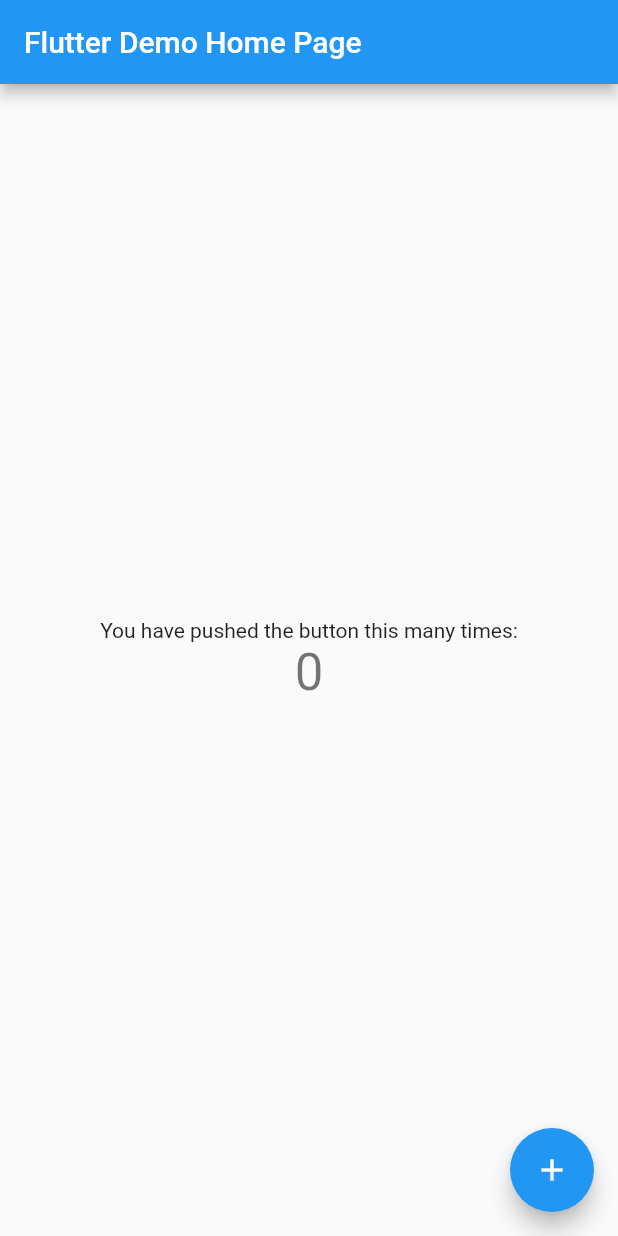
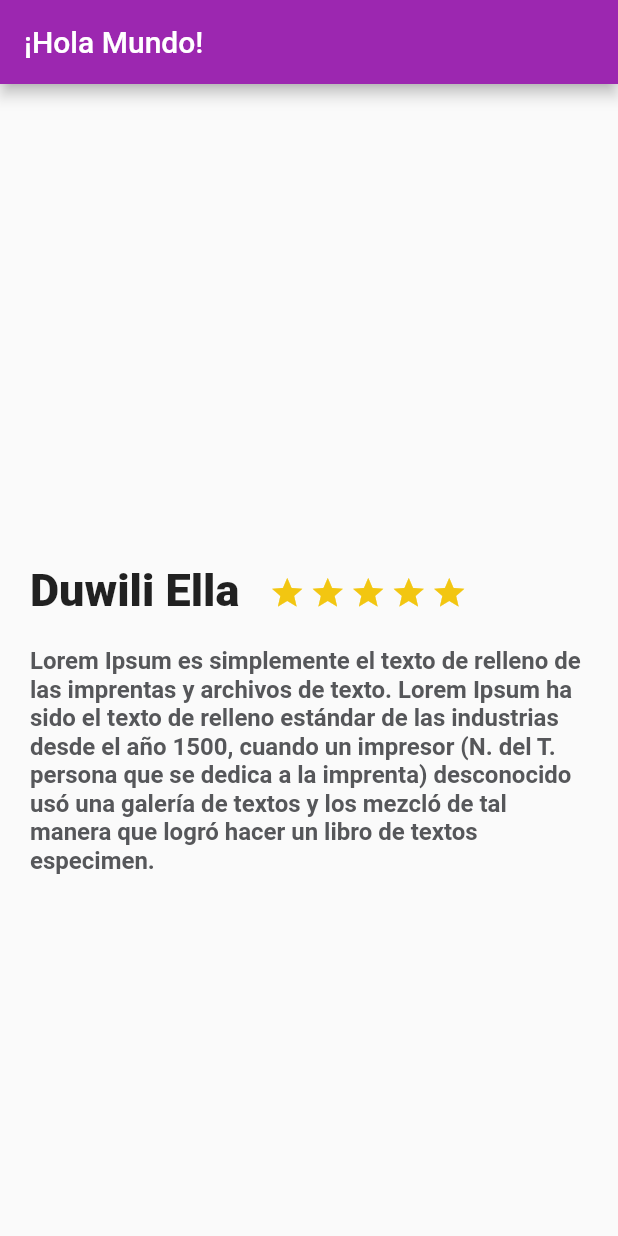
Before and after one commit to MiguelReina/first_flutter_app, a Flutter app: the screen it shows after launch, on a phone screen of 412 x 824 dp. Run offline on Flutter 3.47's test engine with Material 2 defaults, Android fonts, the phone set to English and light mode, and no system bars.

Commit message:
Add: Insert description to place

```diff
--- /dev/null
+++ b/flutter_application/lib/description_place.dart
@@ -0,0 +1,66 @@
+import 'package:flutter/material.dart';
+
+class DescriptionPlace extends StatelessWidget {
+  String namePlace;
+  int stars;
+  String descriptionPlace;
+  DescriptionPlace(this.namePlace, this.stars, this.descriptionPlace);
+  @override
+  Widget build(BuildContext context) {
+    // TODO: implement build
+    final star = Container(
+      margin: EdgeInsets.only(
+        top: 323.0,
+        right: 3.0,
+      ),
+      child: Icon(
+        Icons.star,
+        color: Color(0xfff2c611),
+      ),
+    );
+    final description = Container(
+      margin: EdgeInsets.only(
+        top: 20.0,
+        left: 20.0,
+        right: 20.0,
+      ),
+      child: Text(
+        descriptionPlace,
+        style: TextStyle(
+          fontSize: 16.0,
+          fontWeight: FontWeight.bold,
+          color: Color(0xff56575a),
+        ),
+      ),
+    );
+    final title_stars = Row(
+      children: [
+        Container(
+          margin: EdgeInsets.only(
+            top: 320.0,
+            left: 20.0,
+            right: 20.0,
+          ),
+          child: Text(
+            namePlace,
+            style: TextStyle(
+              fontSize: 30.0,
+              fontWeight: FontWeight.w900,
+            ),
+            textAlign: TextAlign.left,
+          ),
+        ),
+        Row(
+          children: [star, star, star, star, star],
+        )
+      ],
+    );
+
+    return Column(
+      children: [
+        title_stars,
+        description,
+      ],
+    );
+  }
+}
--- a/flutter_application/lib/main.dart
+++ b/flutter_application/lib/main.dart
@@ -1,12 +1,17 @@
 import 'package:flutter/material.dart';
+import 'description_place.dart';
 
 void main() {
   runApp(const MyApp());
 }
 
+String namePlace = "Duwili Ella";
+int stars = 5;
+String descriptionPlace =
+    "Lorem Ipsum es simplemente el texto de relleno de las imprentas y archivos de texto. Lorem Ipsum ha sido el texto de relleno estándar de las industrias desde el año 1500, cuando un impresor (N. del T. persona que se dedica a la imprenta) desconocido usó una galería de textos y los mezcló de tal manera que logró hacer un libro de textos especimen.";
+
 class MyApp extends StatelessWidget {
   const MyApp({Key? key}) : super(key: key);
-
   // This widget is the root of your application.
   @override
   Widget build(BuildContext context) {
@@ -22,9 +27,15 @@ class MyApp extends StatelessWidget {
           // or simply save your changes to "hot reload" in a Flutter IDE).
           // Notice that the counter didn't reset back to zero; the application
           // is not restarted.
-        primarySwatch: Colors.blue,
+          primarySwatch: Colors.purple,
         ),
-      home: const MyHomePage(title: 'Flutter Demo Home Page'),
+        home: Scaffold(
+          appBar: AppBar(
+            title: const Text("¡Hola Mundo!"),
+          ),
+          body: new DescriptionPlace(namePlace, stars, descriptionPlace),
+        )
+        //const MyHomePage(title: '¡Hola mundo!'),
         );
   }
 }
```
Lines whose indentation alone changed are shown as unchanged.
